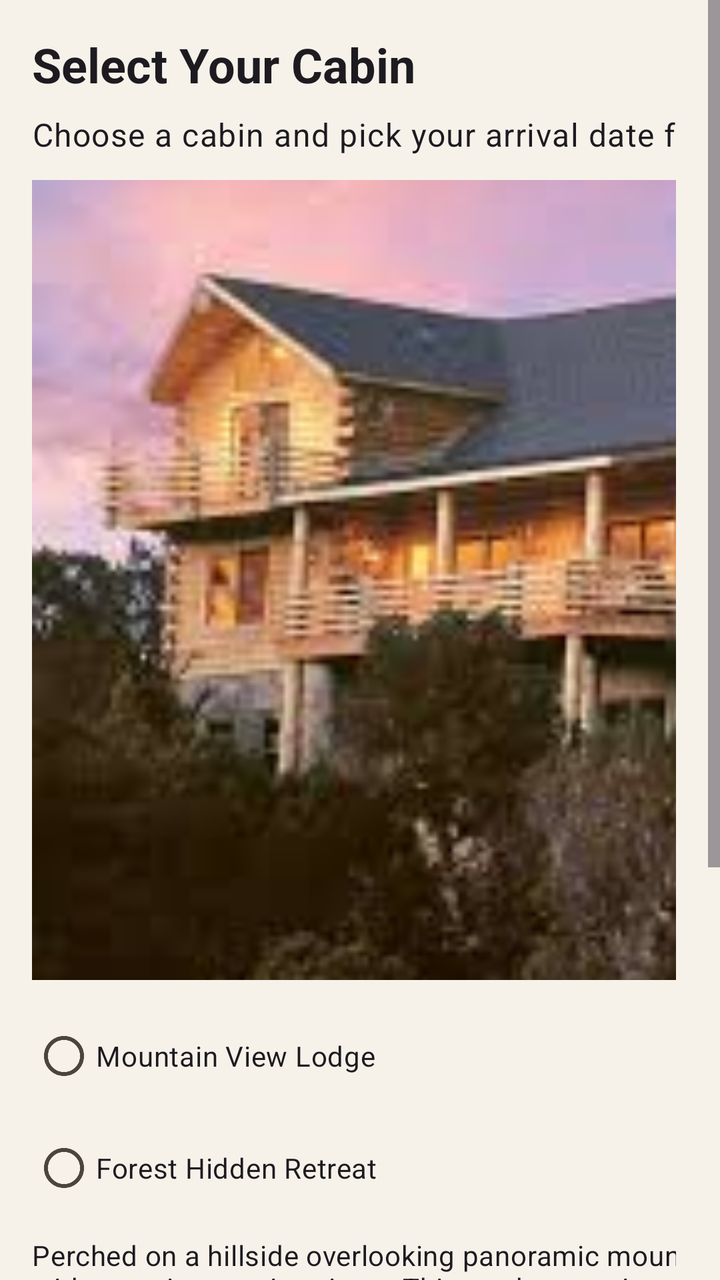
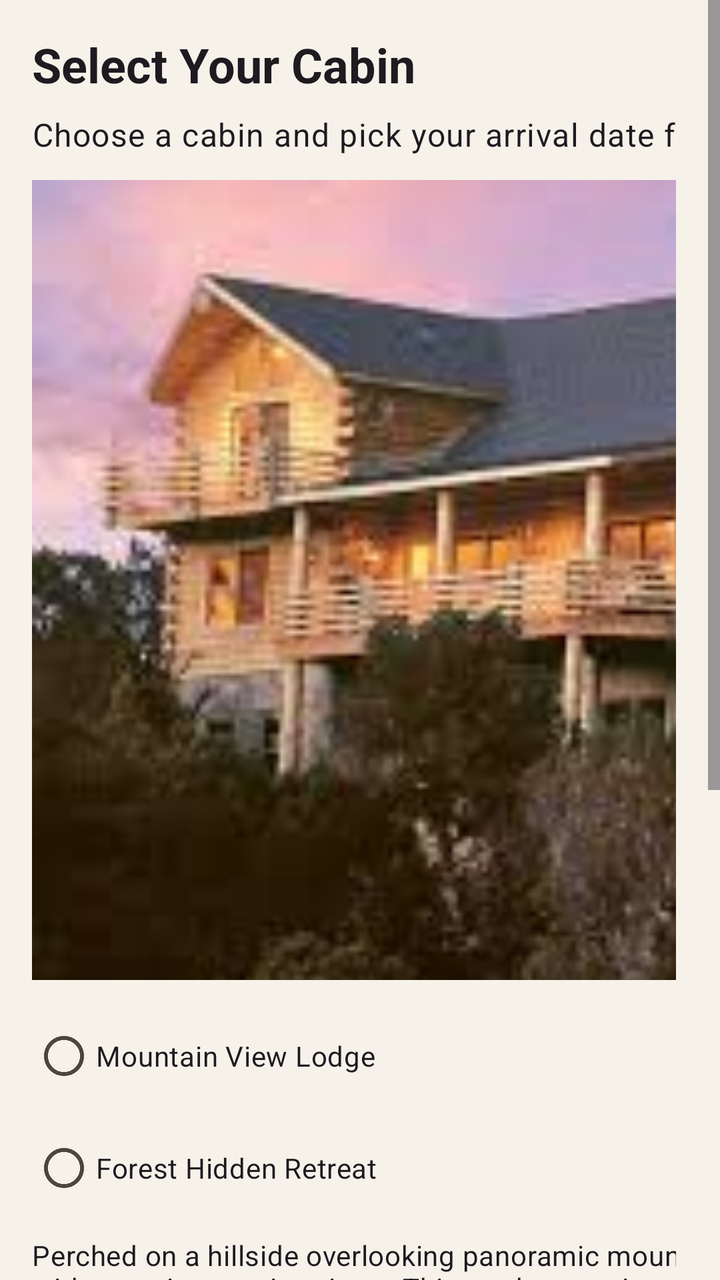

Two renders of the same Android screen: before a commit and after it. Below are the layout's source before the change and the commit's diff.
<!-- AndroidManifest.xml: application theme Theme.CountryCabinRentalTabletAppAssignment -->
<!-- res/layout/activity_main.xml -->
<?xml version="1.0" encoding="utf-8"?>
<ScrollView xmlns:android="http://schemas.android.com/apk/res/android"
    xmlns:tools="http://schemas.android.com/tools"
    android:id="@+id/main"
    android:layout_width="match_parent"
    android:layout_height="match_parent"
    android:fadeScrollbars="false"
    android:fillViewport="true"
    android:scrollbarSize="6dp"
    android:scrollbarStyle="outsideInset"
    android:scrollbars="vertical"
    tools:context=".MainActivity">

    <TableLayout
        android:id="@+id/bookingTable"
        android:layout_width="wrap_content"
        android:layout_height="wrap_content"
        android:padding="16dp"
        android:stretchColumns="*">

        <TableRow
            android:layout_width="match_parent"
            android:layout_height="wrap_content">

            <TextView
                android:id="@+id/screenTitle"
                android:layout_width="match_parent"
                android:layout_height="wrap_content"
                android:text="@string/select_cabin_label"
                android:textAppearance="@style/TextAppearance.Material3.HeadlineSmall"
                android:textStyle="bold" />
        </TableRow>

        <TableRow
            android:layout_width="match_parent"
            android:layout_height="wrap_content">

            <TextView
                android:id="@+id/instructionsText"
                android:layout_width="match_parent"
                android:layout_height="wrap_content"
                android:layout_marginTop="8dp"
                android:text="@string/instructions"
                android:textAppearance="@style/TextAppearance.Material3.BodyLarge" />
        </TableRow>

        <TableRow
            android:layout_width="match_parent"
            android:layout_height="wrap_content">

            <ImageView
                android:id="@+id/cabinImage"
                android:layout_width="match_parent"
                android:layout_height="400dp"
                android:layout_marginTop="12dp"
                android:adjustViewBounds="true"
                android:contentDescription="@string/cabin_one_name"
                android:scaleType="centerCrop"
                android:src="@drawable/mountain_view_cabin" />
        </TableRow>

        <TableRow
            android:layout_width="match_parent"
            android:layout_height="wrap_content">

            <RadioGroup
                android:id="@+id/cabinRadioGroup"
                android:layout_width="match_parent"
                android:layout_height="wrap_content"
                android:layout_marginTop="14dp"
                android:orientation="vertical">

                <RadioButton
                    android:id="@+id/radioCabinOne"
                    android:layout_width="match_parent"
                    android:layout_height="wrap_content"
                    android:text="@string/cabin_one_name" />

                <RadioButton
                    android:id="@+id/radioCabinTwo"
                    android:layout_width="match_parent"
                    android:layout_height="wrap_content"
                    android:layout_marginTop="8dp"
                    android:text="@string/cabin_two_name" />
            </RadioGroup>
        </TableRow>

        <TableRow
            android:layout_width="wrap_content"
            android:layout_height="wrap_content">

            <TextView
                android:id="@+id/cabinDescription"
                android:layout_width="742dp"
                android:layout_height="wrap_content"
                android:layout_marginTop="10dp"
                android:text="@string/cabin_one_description"
                android:textAppearance="@style/TextAppearance.Material3.BodyMedium" />
        </TableRow>

        <TableRow
            android:layout_width="wrap_content"
            android:layout_height="wrap_content">

            <Button
                android:id="@+id/selectDateButton"
                android:layout_width="wrap_content"
                android:layout_height="wrap_content"
                android:layout_marginTop="14dp"
                android:text="@string/select_dates_button" />
        </TableRow>

        <TableRow
            android:layout_width="match_parent"
            android:layout_height="wrap_content">

            <LinearLayout
                android:id="@+id/bookingSummaryArea"
                android:layout_width="match_parent"
                android:layout_height="wrap_content"
                android:layout_marginTop="16dp"
                android:orientation="vertical"
                android:padding="12dp">

                <TextView
                    android:id="@+id/bookingSummaryTitle"
                    android:layout_width="match_parent"
                    android:layout_height="wrap_content"
                    android:text="@string/booking_summary_label"
                    android:textAppearance="@style/TextAppearance.Material3.TitleMedium"
                    android:textStyle="bold" />

                <TextView
                    android:id="@+id/bookingSummaryHint"
                    android:layout_width="match_parent"
                    android:layout_height="wrap_content"
                    android:layout_marginTop="6dp"
                    android:text="@string/booking_empty_state"
                    android:textAppearance="@style/TextAppearance.Material3.BodyMedium" />

                <TextView
                    android:id="@+id/cabinLabel"
                    android:layout_width="match_parent"
                    android:layout_height="wrap_content"
                    android:layout_marginTop="10dp"
                    android:text="@string/cabin_label"
                    android:textStyle="bold" />

                <TextView
                    android:id="@+id/cabinValue"
                    android:layout_width="match_parent"
                    android:layout_height="wrap_content"
                    android:text="-" />

                <TextView
                    android:id="@+id/datesLabel"
                    android:layout_width="match_parent"
                    android:layout_height="wrap_content"
                    android:layout_marginTop="8dp"
                    android:text="@string/dates_label"
                    android:textStyle="bold" />

                <TextView
                    android:id="@+id/datesValue"
                    android:layout_width="match_parent"
                    android:layout_height="wrap_content"
                    android:text="-" />
            </LinearLayout>
        </TableRow>

    </TableLayout>
</ScrollView>
<!-- resources referenced by this layout -->
<resources>
  <string name="booking_empty_state">Select a cabin and date to see your booking details</string>
  <string name="booking_summary_label">Your Booking</string>
  <string name="cabin_label">Cabin:</string>
  <string name="cabin_one_description">Perched on a hillside overlooking panoramic mountain vistas, Mountain View Lodge offers a serene escape with stunning sunrise views. This modern rustic cabin features floor-to-ceiling windows, a stone fireplace, and a wraparound deck perfect for stargazing. Ideal for couples seeking romance and nature lovers craving breathtaking scenery.</string>
  <string name="cabin_one_name">Mountain View Lodge</string>
  <string name="cabin_two_name">Forest Hidden Retreat</string>
  <string name="dates_label">Dates:</string>
  <string name="instructions">Choose a cabin and pick your arrival date for a 3-night stay</string>
  <string name="select_cabin_label">Select Your Cabin</string>
  <string name="select_dates_button">Select Check-In Date</string>
  <style name="Theme.CountryCabinRentalTabletAppAssignment" parent="Base.Theme.CountryCabinRentalTabletAppAssignment" />
  <style name="Base.Theme.CountryCabinRentalTabletAppAssignment" parent="Theme.Material3.DayNight.NoActionBar">
          <item name="colorPrimary">@color/cabin_primary</item>
          <item name="colorOnPrimary">@color/cabin_on_primary</item>
          <item name="colorPrimaryContainer">@color/cabin_primary_container</item>
          <item name="colorOnPrimaryContainer">@color/cabin_on_primary_container</item>
  
          <item name="colorSecondary">@color/cabin_secondary</item>
          <item name="colorOnSecondary">@color/cabin_on_secondary</item>
          <item name="colorSecondaryContainer">@color/cabin_secondary_container</item>
          <item name="colorOnSecondaryContainer">@color/cabin_on_secondary_container</item>
  
          <item name="colorTertiary">@color/cabin_tertiary</item>
          <item name="colorOnTertiary">@color/cabin_on_tertiary</item>
          <item name="colorTertiaryContainer">@color/cabin_tertiary_container</item>
          <item name="colorOnTertiaryContainer">@color/cabin_on_tertiary_container</item>
  
          <item name="colorError">@color/cabin_error</item>
          <item name="colorOnError">@color/cabin_on_error</item>
  
          <item name="android:colorBackground">@color/cabin_background</item>
          <item name="colorOnBackground">@color/cabin_on_background</item>
          <item name="colorSurface">@color/cabin_surface</item>
          <item name="colorOnSurface">@color/cabin_on_surface</item>
          <item name="colorSurfaceVariant">@color/cabin_surface_variant</item>
          <item name="colorOnSurfaceVariant">@color/cabin_on_surface_variant</item>
          <item name="colorOutline">@color/cabin_outline</item>
      </style>
  <color name="cabin_primary">#2F5D50</color>
  <color name="cabin_on_primary">#FFFFFF</color>
  <color name="cabin_primary_container">#CFE9DE</color>
  <color name="cabin_on_primary_container">#0F2E26</color>
  <color name="cabin_secondary">#7A4E2A</color>
  <color name="cabin_on_secondary">#FFFFFF</color>
  <color name="cabin_secondary_container">#F4DDC8</color>
  <color name="cabin_on_secondary_container">#2E1808</color>
  <color name="cabin_tertiary">#5B6232</color>
  <color name="cabin_on_tertiary">#FFFFFF</color>
  <color name="cabin_tertiary_container">#DFE7BA</color>
  <color name="cabin_on_tertiary_container">#1D210A</color>
  <color name="cabin_error">#B3261E</color>
  <color name="cabin_on_error">#FFFFFF</color>
  <color name="cabin_background">#F6F2EA</color>
  <color name="cabin_on_background">#1D1B17</color>
  <color name="cabin_surface">#FFFDF8</color>
  <color name="cabin_on_surface">#1D1B17</color>
  <color name="cabin_surface_variant">#E8E1D6</color>
  <color name="cabin_on_surface_variant">#4C453C</color>
  <color name="cabin_outline">#7E766B</color>
  <!-- unchanged entries left out for length: 1 -->
</resources>

<!-- the commit's change to res/layout/activity_main.xml (unified diff, before → after) -->
@@ -165,6 +165,34 @@
                     android:layout_width="match_parent"
                     android:layout_height="wrap_content"
                     android:text="-" />
+
+                <TextView
+                    android:id="@+id/nightlyRateLabel"
+                    android:layout_width="match_parent"
+                    android:layout_height="wrap_content"
+                    android:layout_marginTop="8dp"
+                    android:text="@string/nightly_rate_label"
+                    android:textStyle="bold" />
+
+                <TextView
+                    android:id="@+id/nightlyRateValue"
+                    android:layout_width="match_parent"
+                    android:layout_height="wrap_content"
+                    android:text="-" />
+
+                <TextView
+                    android:id="@+id/totalCostLabel"
+                    android:layout_width="match_parent"
+                    android:layout_height="wrap_content"
+                    android:layout_marginTop="8dp"
+                    android:text="@string/total_cost_label"
+                    android:textStyle="bold" />
+
+                <TextView
+                    android:id="@+id/totalCostValue"
+                    android:layout_width="match_parent"
+                    android:layout_height="wrap_content"
+                    android:text="-" />
             </LinearLayout>
         </TableRow>
 
<!-- resource entries referenced after the edit -->
@@ -8,8 +8,10 @@
   <string name="cabin_two_name">Forest Hidden Retreat</string>
   <string name="dates_label">Dates:</string>
   <string name="instructions">Choose a cabin and pick your arrival date for a 3-night stay</string>
+  <string name="nightly_rate_label">Nightly Rate:</string>
   <string name="select_cabin_label">Select Your Cabin</string>
   <string name="select_dates_button">Select Check-In Date</string>
+  <string name="total_cost_label">Total Cost (3 Nights):</string>
   <style name="Theme.CountryCabinRentalTabletAppAssignment" parent="Base.Theme.CountryCabinRentalTabletAppAssignment" />
   <style name="Base.Theme.CountryCabinRentalTabletAppAssignment" parent="Theme.Material3.DayNight.NoActionBar">
           <item name="colorPrimary">@color/cabin_primary</item>
